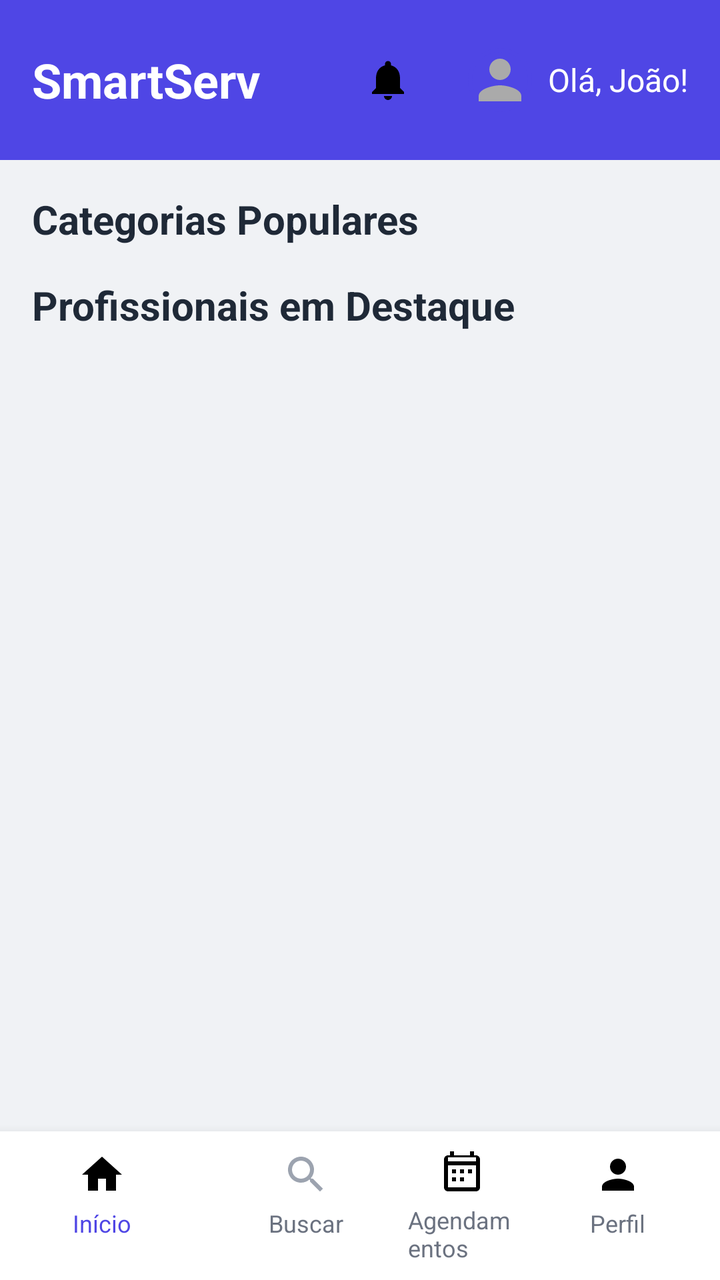
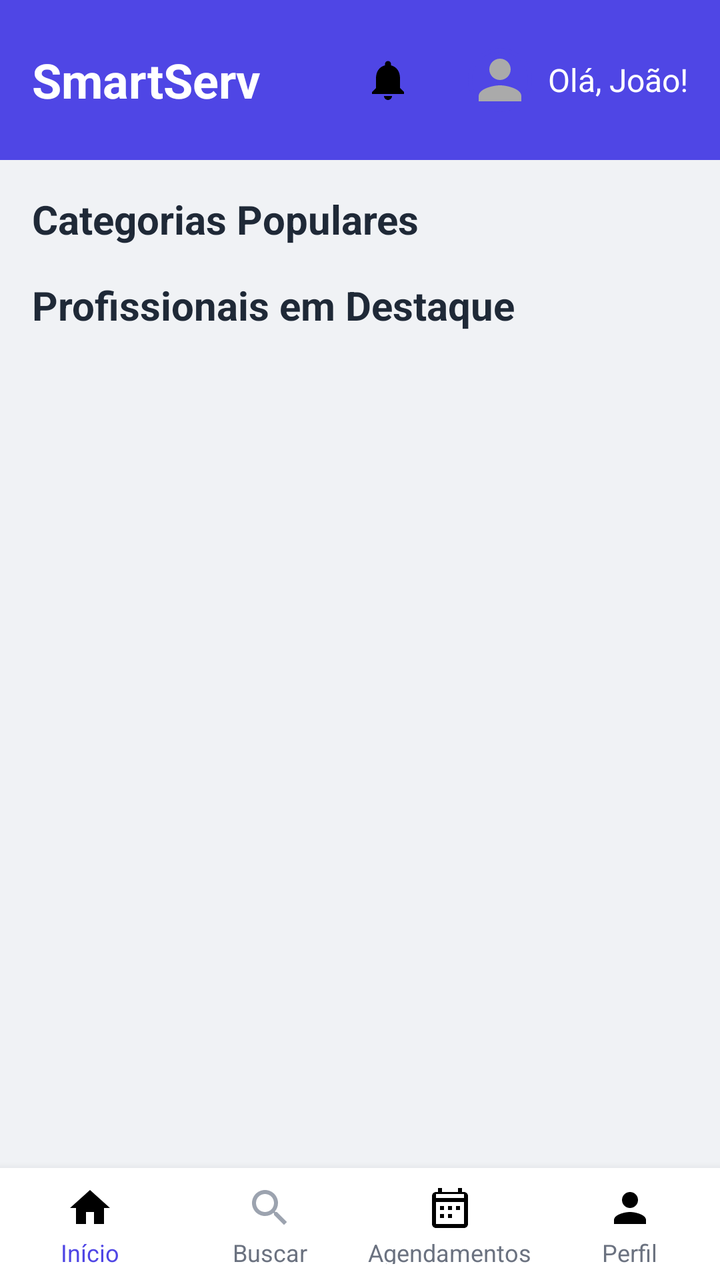

The first picture is an Android layout as it rendered before a commit; the second is the same layout after the commit. The layout source and the unified diff follow.
<!-- AndroidManifest.xml: application theme Theme.SmartApp -->
<!-- res/layout/dashboard.xml -->
<?xml version="1.0" encoding="utf-8"?>
<RelativeLayout xmlns:android="http://schemas.android.com/apk/res/android"
    xmlns:app="http://schemas.android.com/apk/res-auto"
    xmlns:tools="http://schemas.android.com/tools"
    android:layout_width="match_parent"
    android:layout_height="match_parent"
    android:background="#F0F2F5">

    
    <RelativeLayout
        android:id="@+id/header"
        android:layout_width="match_parent"
        android:layout_height="wrap_content"
        android:background="#4F46E5"
        android:padding="16dp"
        android:layout_alignParentTop="true">

        <TextView
            android:id="@+id/logoTextHeader"
            android:layout_width="wrap_content"
            android:layout_height="wrap_content"
            android:layout_centerVertical="true"
            android:text="SmartServ"
            android:textColor="#FFFFFF"
            android:textSize="24sp"
            android:textStyle="bold"/>

        <RelativeLayout
            android:layout_width="wrap_content"
            android:layout_height="wrap_content"
            android:layout_alignParentEnd="true"
            android:layout_centerVertical="true"
            android:gravity="center_vertical">

            <ImageButton
                android:id="@+id/notificationBell"
                android:layout_width="48dp"
                android:layout_height="48dp"
                android:background="?attr/selectableItemBackgroundBorderless"
                android:contentDescription="dashboard2"
                app:srcCompat="@drawable/ic_bell"
                />

            <TextView
                android:id="@+id/notificationCount"
                android:layout_width="20dp"
                android:layout_height="20dp"
                android:layout_alignTop="@id/notificationBell"
                android:layout_alignEnd="@id/notificationBell"
                android:background="@drawable/notification_badge"
                android:gravity="center"
                android:textColor="@android:color/white"
                android:textSize="12sp"
                android:visibility="gone"/>

            
            <RelativeLayout
                android:id="@+id/profileMenuToggle"
                android:layout_width="wrap_content"
                android:layout_height="wrap_content"
                android:layout_toEndOf="@id/notificationBell"
                android:layout_marginStart="16dp"
                android:gravity="center_vertical"
                android:layout_centerVertical="true">

                <ImageView
                    android:id="@+id/profileImage"
                    android:layout_width="32dp"
                    android:layout_height="32dp"
                    android:src="@drawable/profile_placeholder"
                    android:contentDescription="Foto de perfil"
                    android:scaleType="centerCrop"
                    android:layout_centerVertical="true"
                    android:background="@drawable/circle_border"/>

                <TextView
                    android:layout_width="wrap_content"
                    android:layout_height="wrap_content"
                    android:layout_toEndOf="@id/profileImage"
                    android:layout_centerVertical="true"
                    android:layout_marginStart="8dp"
                    android:text="Olá, João!"
                    android:textColor="#FFFFFF"
                    android:textSize="16sp"
                    android:gravity="center_vertical"/>
            </RelativeLayout>
        </RelativeLayout>
    </RelativeLayout>

    
    <RelativeLayout
        android:id="@+id/upcomingAppointmentNotification"
        android:layout_width="match_parent"
        android:layout_height="wrap_content"
        android:layout_below="@id/header"
        android:background="#FFDE00"
        android:padding="12dp"
        android:visibility="gone"
        android:layout_margin="16dp"
        android:elevation="4dp"
        android:backgroundTint="#FFDE00">

        <TextView
            android:id="@+id/notificationText"
            android:layout_width="match_parent"
            android:layout_height="wrap_content"
            android:layout_toStartOf="@id/notificationCloseBtn"
            android:text="**Lembrete:** Seu agendamento de **Corte Feminino** com **Maria Cabeleireira** é às **14:00**."
            android:textColor="#000000"
            android:textSize="14sp"/>

        <ImageButton
            android:id="@+id/notificationCloseBtn"
            android:layout_width="32dp"
            android:layout_height="32dp"
            android:layout_alignParentEnd="true"
            android:layout_centerVertical="true"
            android:background="?attr/selectableItemBackgroundBorderless"
            app:srcCompat="@drawable/ic_close"
            />
    </RelativeLayout>

    
    <ScrollView
        android:layout_width="match_parent"
        android:layout_height="match_parent"
        android:layout_below="@id/header"
        android:padding="16dp"
        android:layout_above="@+id/bottomNav">

        <LinearLayout
            android:layout_width="match_parent"
            android:layout_height="wrap_content"
            android:orientation="vertical">

            
            <TextView
                android:layout_width="match_parent"
                android:layout_height="wrap_content"
                android:text="Categorias Populares"
                android:textColor="#1F2937"
                android:textSize="20sp"
                android:textStyle="bold"
                android:layout_marginBottom="16dp"/>

            <androidx.recyclerview.widget.RecyclerView
                android:id="@+id/rvCategorias"
                android:layout_width="match_parent"
                android:layout_height="wrap_content"
                tools:layoutManager="LinearLayoutManager"
                tools:orientation="horizontal"
                tools:listitem="@layout/item_category"
                tools:itemCount="5"/>

            
            <TextView
                android:layout_width="match_parent"
                android:layout_height="wrap_content"
                android:text="Profissionais em Destaque"
                android:textColor="#1F2937"
                android:textSize="20sp"
                android:textStyle="bold"
                android:layout_marginBottom="16dp"/>

            
            <LinearLayout
                android:layout_width="match_parent"
                android:layout_height="wrap_content"
                android:gravity="center"
                android:orientation="vertical">

                
                <androidx.recyclerview.widget.RecyclerView
                    android:id="@+id/rvCatProfissional"
                    android:layout_width="match_parent"
                    android:layout_height="wrap_content"
                    android:layout_margin="8dp"
                    android:background="@android:color/white"
                    app:cardCornerRadius="8dp"
                    app:cardElevation="4dp"
                    tools:listitem="@layout/profissional_category"
                    tools:itemCount="2"
                    tools:layoutManager="androidx.recyclerview.widget.GridLayoutManager"
                    tools:spanCount="2"/>
            </LinearLayout>
        </LinearLayout>
    </ScrollView>

    
    <LinearLayout
        android:id="@+id/bottomNav"
        android:layout_width="match_parent"
        android:layout_height="wrap_content"
        android:layout_alignParentBottom="true"
        android:background="@android:color/white"
        android:orientation="horizontal"
        android:elevation="8dp"
        android:paddingVertical="8dp">

        <LinearLayout
            android:id="@+id/btn_inicio"
            android:layout_width="48dp"
            android:layout_height="48dp"
            android:layout_weight="1"
            android:orientation="vertical"
            android:gravity="center"
            android:background="?attr/selectableItemBackgroundBorderless"
            android:clickable="true">

            <ImageView
                android:layout_width="24dp"
                android:layout_height="24dp"
                android:src="@drawable/ic_home"
                />

            <TextView
                android:layout_width="wrap_content"
                android:layout_height="wrap_content"
                android:text="Início"
                android:textColor="#4F46E5"
                android:textSize="12sp"
                android:layout_marginTop="4dp"/>
        </LinearLayout>

        <LinearLayout
            android:id="@+id/btn_buscar"
            android:layout_width="48dp"
            android:layout_height="48dp"
            android:layout_weight="1"
            android:orientation="vertical"
            android:gravity="center"
            android:background="?attr/selectableItemBackgroundBorderless"
            android:clickable="true">

            <ImageView
                android:layout_width="24dp"
                android:layout_height="24dp"
                android:src="@drawable/ic_search"
                />

            <TextView
                android:layout_width="wrap_content"
                android:layout_height="wrap_content"
                android:text="Buscar"
                android:textColor="#6B7280"
                android:textSize="12sp"
                android:layout_marginTop="4dp"/>
        </LinearLayout>

        <LinearLayout
            android:id="@+id/btn_agendamento"
            android:layout_width="0dp"
            android:layout_height="wrap_content"
            android:layout_weight="1"
            android:orientation="vertical"
            android:gravity="center"
            android:background="?attr/selectableItemBackgroundBorderless"
            android:clickable="true">

            <ImageView
                android:layout_width="24dp"
                android:layout_height="24dp"
                android:src="@drawable/ic_calendar"
                />

            <TextView
                android:layout_width="wrap_content"
                android:layout_height="wrap_content"
                android:text="Agendamentos"
                android:textColor="#6B7280"
                android:textSize="12sp"
                android:layout_marginTop="4dp"/>
        </LinearLayout>

        <LinearLayout
            android:id="@+id/btn_perfil"
            android:layout_width="48dp"
            android:layout_height="48dp"
            android:layout_weight="1"
            android:orientation="vertical"
            android:gravity="center"
            android:background="?attr/selectableItemBackgroundBorderless"
            android:clickable="true">

            <ImageView
                android:layout_width="24dp"
                android:layout_height="24dp"
                android:contentDescription="dashboard1"
                android:src="@drawable/ic_profile"
                />

            <TextView
                android:layout_width="wrap_content"
                android:layout_height="wrap_content"
                android:text="Perfil"
                android:textColor="#6B7280"
                android:textSize="12sp"
                android:layout_marginTop="4dp"/>
        </LinearLayout>
    </LinearLayout>
</RelativeLayout>
<!-- res/layout/item_category.xml (included above) -->
<?xml version="1.0" encoding="utf-8"?>
<androidx.constraintlayout.widget.ConstraintLayout xmlns:android="http://schemas.android.com/apk/res/android"
    xmlns:app="http://schemas.android.com/apk/res-auto"
    android:layout_width="wrap_content"
    android:paddingHorizontal="5dp"
    android:layout_height="wrap_content">

    <LinearLayout
        android:id="@+id/container"
        android:layout_width="96dp"
        android:layout_height="96dp"
        android:layout_marginEnd="16dp"
        android:background="@drawable/category_background"
        android:gravity="center"
        android:orientation="vertical"
        android:padding="8dp"
        app:layout_constraintStart_toStartOf="parent"
        app:layout_constraintTop_toTopOf="parent">

        <ImageView
            android:id="@+id/image"
            android:layout_width="40dp"
            android:layout_height="40dp"
            android:contentDescription="dashboard3"
            android:src="@drawable/ic_scissors" />

        <TextView
            android:id="@+id/title"
            android:layout_width="wrap_content"
            android:layout_height="wrap_content"
            android:layout_marginTop="8dp"
            android:text="Cabeleireiro"
            android:textColor="#1F2937"
            android:textSize="14sp" />
    </LinearLayout>

</androidx.constraintlayout.widget.ConstraintLayout>
<!-- res/layout/profissional_category.xml (included above) -->
<?xml version="1.0" encoding="utf-8"?>
<RelativeLayout
    xmlns:android="http://schemas.android.com/apk/res/android"
    xmlns:app="http://schemas.android.com/apk/res-auto"
    android:layout_width="match_parent"
    android:layout_height="wrap_content"
    android:layout_margin="8dp"
    app:cardCornerRadius="8dp"
    app:cardElevation="4dp"
    app:cardBackgroundColor="#FFFFFF">
    <androidx.cardview.widget.CardView
        android:layout_width="200dp"
        android:layout_height="wrap_content"
        android:layout_margin="16dp"
        app:cardCornerRadius="8dp"
        app:cardElevation="4dp">

        <LinearLayout
            android:id="@+id/ProfissionalContainer"
            android:layout_width="match_parent"
            android:layout_height="wrap_content"
            android:orientation="vertical"
            android:gravity="center"
            android:padding="16dp">

            <ImageView
                android:layout_width="80dp"
                android:layout_height="80dp"
                android:src="@drawable/profile_placeholder"
                android:background="@drawable/circle_border"
                android:scaleType="centerCrop"/>

            <TextView
                android:id="@+id/nome"
                android:layout_width="wrap_content"
                android:layout_height="wrap_content"
                android:text="Ana Esteticista"
                android:textColor="#1F2937"
                android:textSize="16sp"
                android:textStyle="bold"
                android:layout_marginTop="8dp"/>

            <TextView
                android:id="@+id/especialidade"
                android:layout_width="wrap_content"
                android:layout_height="wrap_content"
                android:text="Especialista em Limpeza de Pele"
                android:textColor="#6B7280"
                android:textSize="12sp"
                android:layout_marginTop="4dp"
                android:maxWidth="180dp"
                android:ellipsize="end"
                android:singleLine="true"/>

            <LinearLayout
                android:layout_width="wrap_content"
                android:layout_height="wrap_content"
                android:gravity="center"
                android:layout_marginTop="8dp">

                <ImageView
                    android:layout_width="16dp"
                    android:layout_height="16dp"
                    android:src="@drawable/ic_star"/>

                <TextView
                    android:id="@+id/avaliacao"
                    android:layout_width="wrap_content"
                    android:layout_height="wrap_content"
                    android:text="4.9 (120)"
                    android:textColor="#FFD700"
                    android:textSize="12sp"
                    android:layout_marginStart="4dp"/>
            </LinearLayout>

            <Button
                android:layout_width="120dp"
                android:layout_height="50dp"
                android:text="Agendar"
                android:textColor="@android:color/white"
                android:backgroundTint="#4F46E5"
                android:background="@drawable/rounded_button"
                android:layout_marginTop="16dp"
                android:minHeight="36dp"/>
        </LinearLayout>
    </androidx.cardview.widget.CardView>
</RelativeLayout>
<!-- resources referenced by this layout -->
<resources>
  <!-- drawable category_background (drawable) -->
  <shape xmlns:android="http://schemas.android.com/apk/res/android"
      android:shape="rectangle">
      <solid android:color="@android:color/white" />
      <corners android:radius="8dp" />
      <stroke
          android:width="1dp"
          android:color="#E5E7EB" />
  </shape>
  <!-- drawable circle_border (drawable) -->
  <shape xmlns:android="http://schemas.android.com/apk/res/android"
      android:shape="oval">
      <stroke
          android:width="2dp"
          android:color="#4F46E5" />
  </shape>
  <!-- drawable ic_bell (drawable) -->
  <vector xmlns:android="http://schemas.android.com/apk/res/android"
      android:width="24dp"
      android:height="24dp"
      android:viewportWidth="24"
      android:viewportHeight="24">
      <path
          android:fillColor="#FF000000"
          android:pathData="M12,22c1.1,0 2,-0.9 2,-2h-4c0,1.1 0.9,2 2,2zM18,16v-5c0,-3.07 -1.64,-5.64 -4.5,-6.32L13.5,4c0,-0.83 -0.67,-1.5 -1.5,-1.5s-1.5,0.67 -1.5,1.5v0.68C7.63,5.36 6,7.92 6,11v5l-2,2v1h16v-1l-2,-2z"/>
  </vector>
  <!-- drawable ic_close (drawable) -->
  <vector xmlns:android="http://schemas.android.com/apk/res/android"
      android:width="24dp"
      android:height="24dp"
      android:viewportWidth="24"
      android:viewportHeight="24">
      <path
          android:fillColor="#FF000000"
          android:pathData="M19,6.41L17.59,5 12,10.59 6.41,5 5,6.41 10.59,12 5,17.59 6.41,19 12,13.41 17.59,19 19,17.59 13.41,12z"/>
  </vector>
  <!-- drawable ic_home (drawable) -->
  <vector xmlns:android="http://schemas.android.com/apk/res/android"
      android:width="24dp"
      android:height="24dp"
      android:viewportWidth="24"
      android:viewportHeight="24">
      <path
          android:fillColor="#FF000000"
          android:pathData="M10,20v-6h4v6h5v-8h3L12,3 2,12h3v8z"/>
  </vector>
  <!-- drawable ic_profile (drawable) -->
  <vector xmlns:android="http://schemas.android.com/apk/res/android"
      android:width="24dp"
      android:height="24dp"
      android:viewportWidth="24"
      android:viewportHeight="24">
      <path
          android:fillColor="#FF000000"
          android:pathData="M12,12c2.21,0 4,-1.79 4,-4s-1.79,-4 -4,-4 -4,1.79 -4,4 1.79,4 4,4zM12,14c-2.67,0 -8,1.34 -8,4v2h16v-2c0,-2.66 -5.33,-4 -8,-4z"/>
  </vector>
  <!-- drawable ic_star (drawable) -->
  <vector xmlns:android="http://schemas.android.com/apk/res/android"
      android:width="24dp"
      android:height="24dp"
      android:viewportWidth="24"
      android:viewportHeight="24">
      <path
          android:fillColor="#FF000000"
          android:pathData="M12,17.27L18.18,21l-1.64,-7.03L22,9.24l-7.19,-0.61L12,2 9.19,8.63 2,9.24l5.46,4.73L5.82,21z"/>
  </vector>
  <!-- drawable notification_badge (drawable) -->
  <shape xmlns:android="http://schemas.android.com/apk/res/android"
      android:shape="oval">
      <solid android:color="#FF0000" />
      <size android:width="20dp" android:height="20dp" />
  </shape>
  <!-- drawable profile_placeholder (drawable) -->
  <vector xmlns:android="http://schemas.android.com/apk/res/android"
      android:width="48dp"
      android:height="48dp"
      android:viewportWidth="24"
      android:viewportHeight="24">
      <path
          android:fillColor="#AAAAAA"
          android:pathData="M12,12c2.21,0 4,-1.79 4,-4s-1.79,-4 -4,-4 -4,1.79 -4,4 1.79,4 4,4zM12,14c-2.67,0 -8,1.34 -8,4v2h16v-2c0,-2.66 -5.33,-4 -8,-4z"/>
  </vector>
  <!-- drawable rounded_button (drawable) -->
  <?xml version="1.0" encoding="utf-8"?>
  <shape xmlns:android="http://schemas.android.com/apk/res/android"
      android:shape="rectangle">
      <corners android:radius="8dp" />
      <solid android:color="#4F46E5" />
  </shape>
  <style name="Theme.SmartApp" parent="Base.Theme.SmartApp" />
  <style name="Base.Theme.SmartApp" parent="Theme.Material3.DayNight.NoActionBar" />
  <!-- unchanged entries left out for length: 3 -->
</resources>

<!-- the commit's change to res/layout/dashboard.xml (unified diff, before → after) -->
@@ -190,28 +190,28 @@
     <LinearLayout
         android:id="@+id/bottomNav"
         android:layout_width="match_parent"
-        android:layout_height="wrap_content"
+        android:layout_height="56dp"
         android:layout_alignParentBottom="true"
         android:background="@android:color/white"
         android:orientation="horizontal"
         android:elevation="8dp"
-        android:paddingVertical="8dp">
+        android:paddingVertical="4dp">
 
         <LinearLayout
             android:id="@+id/btn_inicio"
-            android:layout_width="48dp"
-            android:layout_height="48dp"
+            android:layout_width="0dp"
+            android:layout_height="match_parent"
             android:layout_weight="1"
             android:orientation="vertical"
             android:gravity="center"
             android:background="?attr/selectableItemBackgroundBorderless"
-            android:clickable="true">
+            android:clickable="true"
+            android:padding="4dp">
 
             <ImageView
                 android:layout_width="24dp"
                 android:layout_height="24dp"
-                android:src="@drawable/ic_home"
-                />
+                android:src="@drawable/ic_home" />
 
             <TextView
                 android:layout_width="wrap_content"
@@ -219,24 +219,24 @@
                 android:text="Início"
                 android:textColor="#4F46E5"
                 android:textSize="12sp"
-                android:layout_marginTop="4dp"/>
+                android:layout_marginTop="2dp"/>
         </LinearLayout>
 
         <LinearLayout
             android:id="@+id/btn_buscar"
-            android:layout_width="48dp"
-            android:layout_height="48dp"
+            android:layout_width="0dp"
+            android:layout_height="match_parent"
             android:layout_weight="1"
             android:orientation="vertical"
             android:gravity="center"
             android:background="?attr/selectableItemBackgroundBorderless"
-            android:clickable="true">
+            android:clickable="true"
+            android:padding="4dp">
 
             <ImageView
                 android:layout_width="24dp"
                 android:layout_height="24dp"
-                android:src="@drawable/ic_search"
-                />
+                android:src="@drawable/ic_search" />
 
             <TextView
                 android:layout_width="wrap_content"
@@ -244,24 +244,24 @@
                 android:text="Buscar"
                 android:textColor="#6B7280"
                 android:textSize="12sp"
-                android:layout_marginTop="4dp"/>
+                android:layout_marginTop="2dp"/>
         </LinearLayout>
 
         <LinearLayout
             android:id="@+id/btn_agendamento"
             android:layout_width="0dp"
-            android:layout_height="wrap_content"
+            android:layout_height="match_parent"
             android:layout_weight="1"
             android:orientation="vertical"
             android:gravity="center"
             android:background="?attr/selectableItemBackgroundBorderless"
-            android:clickable="true">
+            android:clickable="true"
+            android:padding="4dp">
 
             <ImageView
                 android:layout_width="24dp"
                 android:layout_height="24dp"
-                android:src="@drawable/ic_calendar"
-                />
+                android:src="@drawable/ic_calendar" />
 
             <TextView
                 android:layout_width="wrap_content"
@@ -269,25 +269,27 @@
                 android:text="Agendamentos"
                 android:textColor="#6B7280"
                 android:textSize="12sp"
-                android:layout_marginTop="4dp"/>
+                android:maxLines="1"
+                android:ellipsize="end"
+                android:layout_marginTop="2dp"/>
         </LinearLayout>
 
         <LinearLayout
             android:id="@+id/btn_perfil"
-            android:layout_width="48dp"
-            android:layout_height="48dp"
+            android:layout_width="0dp"
+            android:layout_height="match_parent"
             android:layout_weight="1"
             android:orientation="vertical"
             android:gravity="center"
             android:background="?attr/selectableItemBackgroundBorderless"
-            android:clickable="true">
+            android:clickable="true"
+            android:padding="4dp">
 
             <ImageView
                 android:layout_width="24dp"
                 android:layout_height="24dp"
                 android:contentDescription="dashboard1"
-                android:src="@drawable/ic_profile"
-                />
+                android:src="@drawable/ic_profile" />
 
             <TextView
                 android:layout_width="wrap_content"
@@ -295,7 +297,7 @@
                 android:text="Perfil"
                 android:textColor="#6B7280"
                 android:textSize="12sp"
-                android:layout_marginTop="4dp"/>
+                android:layout_marginTop="2dp"/>
         </LinearLayout>
     </LinearLayout>
 </RelativeLayout>
@@ -345,15 +347,15 @@
     android:layout_width="match_parent"
     android:layout_height="wrap_content"
     android:layout_margin="8dp"
-    app:cardCornerRadius="8dp"
-    app:cardElevation="4dp"
-    app:cardBackgroundColor="#FFFFFF">
+    android:background="@color/white">
+
     <androidx.cardview.widget.CardView
         android:layout_width="200dp"
         android:layout_height="wrap_content"
         android:layout_margin="16dp"
         app:cardCornerRadius="8dp"
-        app:cardElevation="4dp">
+        app:cardElevation="4dp"
+        app:cardBackgroundColor="@color/white">
 
         <LinearLayout
             android:id="@+id/ProfissionalContainer"
@@ -361,21 +363,23 @@
             android:layout_height="wrap_content"
             android:orientation="vertical"
             android:gravity="center"
-            android:padding="16dp">
+            android:padding="16dp"
+            android:background="@color/light_gray">
 
             <ImageView
                 android:layout_width="80dp"
                 android:layout_height="80dp"
                 android:src="@drawable/profile_placeholder"
                 android:background="@drawable/circle_border"
-                android:scaleType="centerCrop"/>
+                android:scaleType="centerCrop"
+                app:tint="@android:color/black" />
 
             <TextView
                 android:id="@+id/nome"
                 android:layout_width="wrap_content"
                 android:layout_height="wrap_content"
                 android:text="Ana Esteticista"
-                android:textColor="#1F2937"
+                android:textColor="@android:color/black"
                 android:textSize="16sp"
                 android:textStyle="bold"
                 android:layout_marginTop="8dp"/>
@@ -385,7 +389,7 @@
                 android:layout_width="wrap_content"
                 android:layout_height="wrap_content"
                 android:text="Especialista em Limpeza de Pele"
-                android:textColor="#6B7280"
+                android:textColor="@android:color/black"
                 android:textSize="12sp"
                 android:layout_marginTop="4dp"
                 android:maxWidth="180dp"
@@ -396,21 +400,25 @@
                 android:layout_width="wrap_content"
                 android:layout_height="wrap_content"
                 android:gravity="center"
-                android:layout_marginTop="8dp">
+                android:layout_marginTop="8dp"
+                android:background="@color/white">
 
                 <ImageView
                     android:layout_width="16dp"
                     android:layout_height="16dp"
-                    android:src="@drawable/ic_star"/>
+                    android:src="@drawable/ic_star"
+                    app:tint="@android:color/black"
+                    android:background="@color/light_gray"/>
 
                 <TextView
                     android:id="@+id/avaliacao"
                     android:layout_width="wrap_content"
                     android:layout_height="wrap_content"
                     android:text="4.9 (120)"
-                    android:textColor="#FFD700"
+                    android:textColor="@android:color/black"
                     android:textSize="12sp"
-                    android:layout_marginStart="4dp"/>
+                    android:layout_marginStart="4dp"
+                    android:background="@color/light_gray"/>
             </LinearLayout>
 
             <Button
<!-- resource entries referenced after the edit -->
@@ -1,5 +1,7 @@
 <!-- resources referenced by this layout -->
 <resources>
+  <color name="light_gray">#F0F2F5</color>
+  <color name="white">#FFFFFFFF</color>
   <!-- drawable category_background (drawable) -->
   <shape xmlns:android="http://schemas.android.com/apk/res/android"
       android:shape="rectangle">
